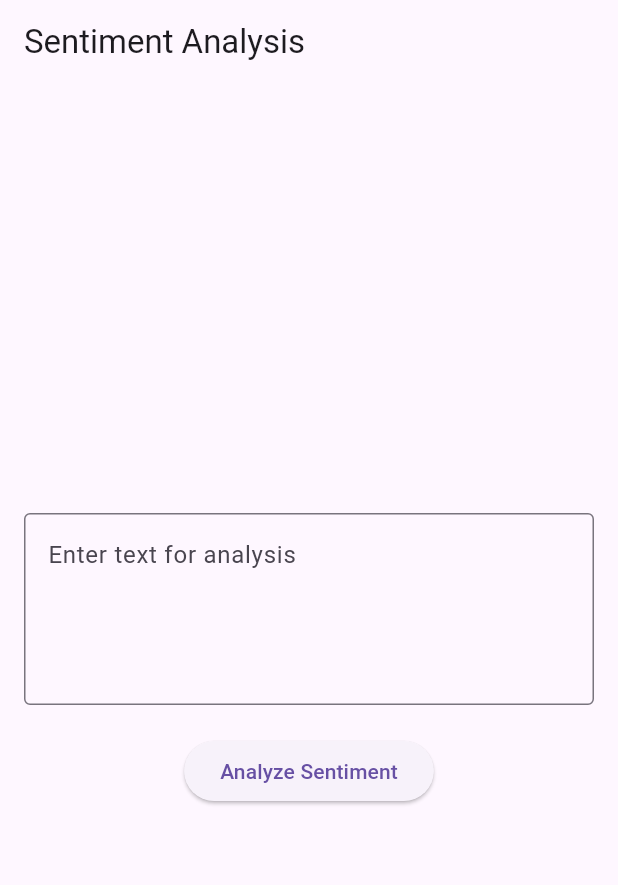
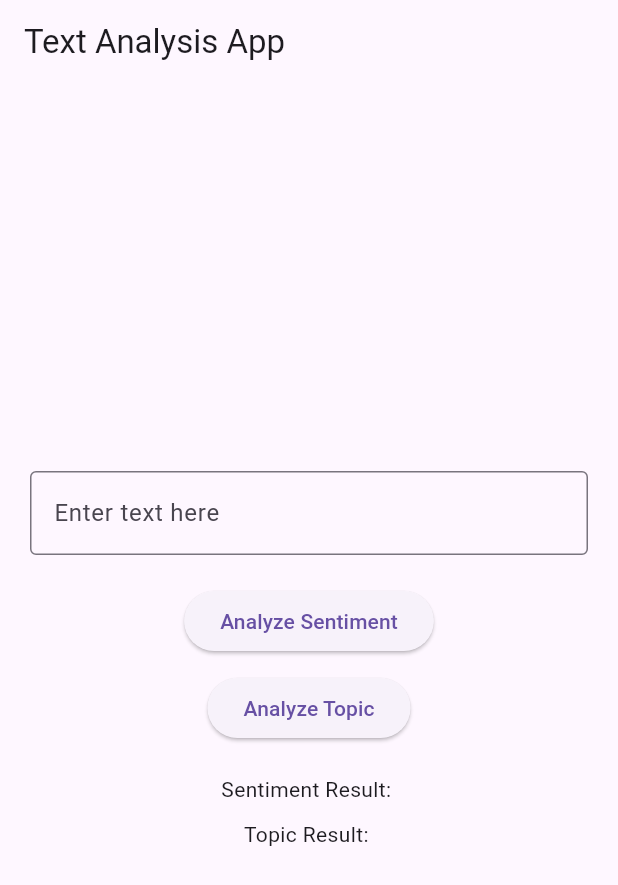
Before and after one commit to avanishjha/sentiscope-application, a Flutter app: the screen it shows after launch, on a phone screen of 412 x 824 dp. Shown: the top 885 px of the screen. Run offline on Flutter 3.47's test engine with Material 3 defaults, Android fonts, the phone set to English and light mode, and no system bars.

Commit message:
Working App Demo

```diff
--- a/sentiment_analysis_app/lib/main.dart
+++ b/sentiment_analysis_app/lib/main.dart
@@ -1,94 +1,47 @@
+import 'package:flutter/material.dart';
 import 'dart:convert';
-import 'package:flutter/material.dart';
 import 'package:http/http.dart' as http;
 
 void main() {
-  runApp(SentimentAnalysisApp());
+  runApp(MyApp());
 }
 
-class SentimentAnalysisApp extends StatelessWidget {
+class MyApp extends StatelessWidget {
   @override
   Widget build(BuildContext context) {
     return MaterialApp(
-      title: 'Sentiment Analysis',
+      title: 'API Integration App',
       theme: ThemeData(
         primarySwatch: Colors.blue,
         visualDensity: VisualDensity.adaptivePlatformDensity,
       ),
-      home: HomeScreen(),
+      home: MyHomePage(),
     );
   }
 }
 
-class HomeScreen extends StatefulWidget {
+class MyHomePage extends StatefulWidget {
   @override
-  _HomeScreenState createState() => _HomeScreenState();
+  _MyHomePageState createState() => _MyHomePageState();
 }
 
-class _HomeScreenState extends State<HomeScreen> {
-  final TextEditingController _controller = TextEditingController();
+class _MyHomePageState extends State<MyHomePage> {
+  TextEditingController _controller = TextEditingController();
+  String _sentimentResult = '';
+  String _topicResult = '';
   bool _isLoading = false;
 
-  Future<Map<String, dynamic>> analyzeSentiment(String review) async {
-    final String apiUrl =
-        "https://asia-south1-final-year-sentiscope.cloudfunctions.net/sentiscope-1";
-    final response = await http.post(
-      Uri.parse(apiUrl),
-      headers: {
-        'Content-Type': 'application/json',
-      },
-      body: jsonEncode({"review": review}),
-    );
-
-    if (response.statusCode == 200) {
-      return jsonDecode(response.body);
-    } else {
-      throw Exception('Failed to load analysis');
-    }
-  }
-
-  void _handleAnalysis() async {
-    if (_controller.text.isEmpty) {
-      _showDialog('Error', 'Please enter text for analysis.');
-      return;
-    }
-
-    setState(() {
-      _isLoading = true;
-    });
-
-    try {
-      final Map<String, dynamic> result =
-          await analyzeSentiment(_controller.text);
-      setState(() {
-        _isLoading = false;
-      });
-      _showDialog(
-          'Analysis Result',
-          'Sentiment: ${result['sentiment']}\n'
-              'Probabilities:\n'
-              'Negative: ${result['probabilities']['Negative']}%\n'
-              'Neutral: ${result['probabilities']['Neutral']}%\n'
-              'Positive: ${result['probabilities']['Positive']}%');
-    } catch (e) {
-      setState(() {
-        _isLoading = false;
-      });
-      _showDialog('Error', 'Failed to analyze sentiment. Please try again.');
-    }
-  }
-
-  void _showDialog(String title, String content) {
+  void _showErrorDialog(String message) {
     showDialog(
       context: context,
-      builder: (context) => AlertDialog(
-        title: Text(title),
-        content: Text(content),
+      builder: (ctx) => AlertDialog(
+        title: Text('Error'),
+        content: Text(message),
         actions: <Widget>[
           TextButton(
-            child: Text('OK'),
+            child: Text('Okay'),
             onPressed: () {
-              Navigator.of(context).pop();
+              Navigator.of(ctx).pop();
             },
           ),
         ],
@@ -96,33 +49,113 @@ class _HomeScreenState extends State<HomeScreen> {
     );
   }
 
+  Future<void> _performSentimentAnalysis() async {
+    setState(() {
+      _isLoading = true;
+    });
+    try {
+      var response = await http.post(
+        Uri.parse(
+            'https://us-central1-eloquent-clover-417510.cloudfunctions.net/predictsent'),
+        headers: <String, String>{
+          'Content-Type': 'application/json; charset=UTF-8',
+        },
+        body: jsonEncode(<String, String>{
+          'text': _controller.text,
+        }),
+      );
+
+      if (response.statusCode == 200) {
+        var data = jsonDecode(response.body);
+        setState(() {
+          _sentimentResult = data['Prediction'];
+        });
+      } else {
+        _showErrorDialog('Failed to get sentiment analysis.');
+      }
+    } catch (e) {
+      _showErrorDialog('Error occurred while trying to send data.');
+    } finally {
+      setState(() {
+        _isLoading = false;
+      });
+    }
+  }
+
+  Future<void> _performTopicModeling() async {
+    setState(() {
+      _isLoading = true;
+    });
+    try {
+      var response = await http.post(
+        Uri.parse(
+            'https://asia-south2-eloquent-clover-417510.cloudfunctions.net/Topic'),
+        headers: <String, String>{
+          'Content-Type': 'application/json; charset=UTF-8',
+        },
+        body: jsonEncode(<String, String>{
+          'review_text': _controller.text,
+        }),
+      );
+
+      if (response.statusCode == 200) {
+        var data = jsonDecode(response.body);
+        setState(() {
+          _topicResult = data['topic'];
+        });
+      } else {
+        _showErrorDialog('Failed to get topic analysis.');
+      }
+    } catch (e) {
+      _showErrorDialog('Error occurred while trying to send data.');
+    } finally {
+      setState(() {
+        _isLoading = false;
+      });
+    }
+  }
+
   @override
   Widget build(BuildContext context) {
     return Scaffold(
       appBar: AppBar(
-        title: Text('Sentiment Analysis'),
+        title: Text('Text Analysis App'),
       ),
-      body: Padding(
-        padding: const EdgeInsets.all(16.0),
+      body: Center(
+        child: Padding(
+          padding: const EdgeInsets.all(20.0),
           child: Column(
             mainAxisAlignment: MainAxisAlignment.center,
             children: <Widget>[
               TextField(
                 controller: _controller,
                 decoration: InputDecoration(
-                hintText: 'Enter text for analysis',
                   border: OutlineInputBorder(),
+                  hintText: 'Enter text here',
                 ),
-              maxLines: 4,
+                minLines: 1,
+                maxLines: 5,
               ),
               SizedBox(height: 20),
-            _isLoading
-                ? CircularProgressIndicator()
-                : ElevatedButton(
-                    onPressed: _handleAnalysis,
+              if (_isLoading)
+                CircularProgressIndicator()
+              else ...[
+                ElevatedButton(
+                  onPressed: _performSentimentAnalysis,
                   child: Text('Analyze Sentiment'),
                 ),
+                SizedBox(height: 10),
+                ElevatedButton(
+                  onPressed: _performTopicModeling,
+                  child: Text('Analyze Topic'),
+                ),
               ],
+              SizedBox(height: 20),
+              Text('Sentiment Result: $_sentimentResult'),
+              SizedBox(height: 10),
+              Text('Topic Result: $_topicResult'),
+            ],
+          ),
         ),
       ),
     );
```
Also changed, not shown: sentiment_analysis_app/pubspec.yaml (+4 -4 lines), sentiment_analysis_app/pubspec.lock, 5 other files. Lines whose indentation alone changed are shown as unchanged.
